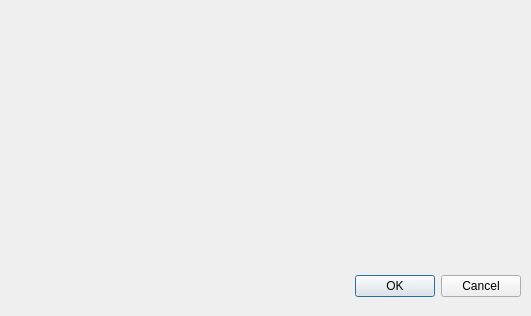
Above: wadas/ui/qt/configure_tunnel_mode.ui from stefanodellosa-personal/WADAS before the change. Below: the same form after it.
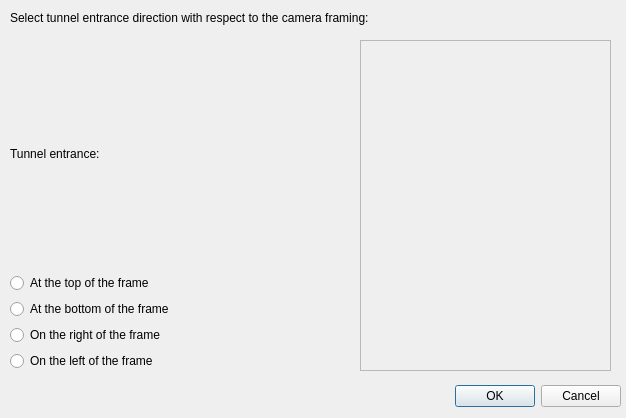
That is the form after the change. Icons and pictures are not drawn.

Commit message: added images for tunnel direction selection

```diff
--- a/wadas/ui/qt/configure_tunnel_mode.ui
+++ b/wadas/ui/qt/configure_tunnel_mode.ui
@@ -6,8 +6,8 @@
    <rect>
     <x>0</x>
     <y>0</y>
-    <width>531</width>
-    <height>316</height>
+    <width>626</width>
+    <height>418</height>
    </rect>
   </property>
   <property name="windowTitle">
@@ -17,8 +17,8 @@
    <property name="geometry">
     <rect>
      <x>10</x>
-     <y>270</y>
-     <width>511</width>
+     <y>380</y>
+     <width>611</width>
      <height>32</height>
     </rect>
    </property>
@@ -29,43 +29,152 @@
     <set>QDialogButtonBox::StandardButton::Cancel|QDialogButtonBox::StandardButton::Ok</set>
    </property>
   </widget>
-  <widget class="QLabel" name="label">
+  <widget class="QWidget" name="gridLayoutWidget">
    <property name="geometry">
     <rect>
-     <x>20</x>
+     <x>10</x>
      <y>40</y>
-     <width>161</width>
-     <height>81</height>
+     <width>341</width>
+     <height>331</height>
     </rect>
    </property>
-   <property name="text">
-    <string/>
-   </property>
-   <property name="pixmap">
-    <pixmap>../../../../../OneDrive/Documenti/wadas_collaterals/tunnel_mode_images/in_up.png</pixmap>
-   </property>
-   <property name="scaledContents">
-    <bool>true</bool>
-   </property>
+   <layout class="QGridLayout" name="gridLayout_entrance_direction">
+    <item row="3" column="1">
+     <widget class="QLabel" name="label_2">
+      <property name="text">
+       <string/>
+      </property>
+      <property name="pixmap">
+       <pixmap>../../img/in_down.png</pixmap>
+      </property>
+      <property name="scaledContents">
+       <bool>true</bool>
+      </property>
+     </widget>
+    </item>
+    <item row="3" column="0">
+     <widget class="QRadioButton" name="radioButton_bottom_frame">
+      <property name="text">
+       <string>At the bottom of the frame</string>
+      </property>
+      <attribute name="buttonGroup">
+       <string notr="true">buttonGroup</string>
+      </attribute>
+     </widget>
+    </item>
+    <item row="5" column="0">
+     <widget class="QRadioButton" name="radioButton_left_frame">
+      <property name="text">
+       <string>On the left of the frame</string>
+      </property>
+      <attribute name="buttonGroup">
+       <string notr="true">buttonGroup</string>
+      </attribute>
+     </widget>
+    </item>
+    <item row="5" column="1">
+     <widget class="QLabel" name="label_4">
+      <property name="text">
+       <string/>
+      </property>
+      <property name="pixmap">
+       <pixmap>../../img/in_right.png</pixmap>
+      </property>
+      <property name="scaledContents">
+       <bool>true</bool>
+      </property>
+     </widget>
+    </item>
+    <item row="4" column="1">
+     <widget class="QLabel" name="label_3">
+      <property name="text">
+       <string/>
+      </property>
+      <property name="pixmap">
+       <pixmap>../../img/in_left.png</pixmap>
+      </property>
+      <property name="scaledContents">
+       <bool>true</bool>
+      </property>
+     </widget>
+    </item>
+    <item row="2" column="0">
+     <widget class="QRadioButton" name="radioButton_top_frame">
+      <property name="text">
+       <string>At the top of the frame</string>
+      </property>
+      <attribute name="buttonGroup">
+       <string notr="true">buttonGroup</string>
+      </attribute>
+     </widget>
+    </item>
+    <item row="4" column="0">
+     <widget class="QRadioButton" name="radioButton_right_frame">
+      <property name="text">
+       <string>On the right of the frame</string>
+      </property>
+      <attribute name="buttonGroup">
+       <string notr="true">buttonGroup</string>
+      </attribute>
+     </widget>
+    </item>
+    <item row="2" column="1">
+     <widget class="QLabel" name="label">
+      <property name="text">
+       <string/>
+      </property>
+      <property name="pixmap">
+       <pixmap>../../img/in_up.png</pixmap>
+      </property>
+      <property name="scaledContents">
+       <bool>true</bool>
+      </property>
+     </widget>
+    </item>
+    <item row="1" column="0">
+     <widget class="QLabel" name="label_5">
+      <property name="text">
+       <string>Tunnel entrance:</string>
+      </property>
+     </widget>
+    </item>
+   </layout>
   </widget>
-  <widget class="QLabel" name="label_2">
+  <widget class="QLabel" name="label_6">
    <property name="geometry">
     <rect>
-     <x>20</x>
-     <y>150</y>
-     <width>151</width>
-     <height>91</height>
+     <x>10</x>
+     <y>10</y>
+     <width>611</width>
+     <height>16</height>
     </rect>
    </property>
    <property name="text">
-    <string/>
+    <string>Select tunnel entrance direction with respect to the camera framing:</string>
    </property>
-   <property name="pixmap">
-    <pixmap>../../../../../OneDrive/Documenti/wadas_collaterals/tunnel_mode_images/in_down.png</pixmap>
+  </widget>
+  <widget class="QScrollArea" name="scrollArea_cameras">
+   <property name="geometry">
+    <rect>
+     <x>360</x>
+     <y>40</y>
+     <width>251</width>
+     <height>331</height>
+    </rect>
    </property>
-   <property name="scaledContents">
+   <property name="widgetResizable">
     <bool>true</bool>
    </property>
+   <widget class="QWidget" name="scrollAreaWidgetContents">
+    <property name="geometry">
+     <rect>
+      <x>0</x>
+      <y>0</y>
+      <width>249</width>
+      <height>329</height>
+     </rect>
+    </property>
+   </widget>
   </widget>
  </widget>
  <resources/>
```
Left out of the diff: 11 changed lines with no effect on the pictures. The commit also changes 5 other files.
